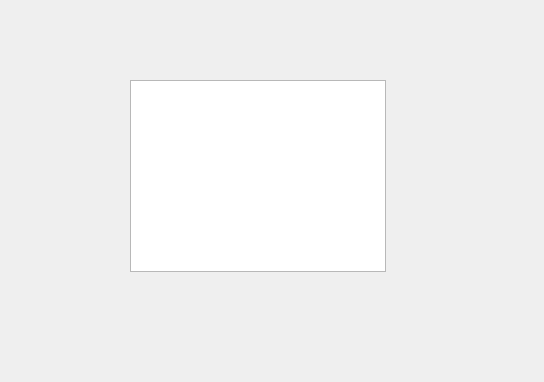
This is phone_book/show_all_fav.ui in amirsoleimani7/Qt_PhoneBook as Qt 5 draws it before an edit. The edited form follows.
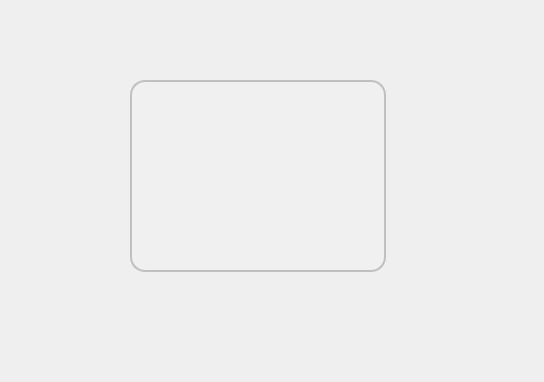
This is the edited form.

```diff
--- a/phone_book/show_all_fav.ui
+++ b/phone_book/show_all_fav.ui
@@ -22,6 +22,26 @@
      <height>192</height>
     </rect>
    </property>
+   <property name="styleSheet">
+    <string notr="true">QTextBrowser {
+    background-color: #F0F0F0; /* Background color */
+    border: 2px solid #C0C0C0; /* Border color */
+    border-radius: 15px; /* Curved corners */
+    color: #404040; /* Text color */
+    padding: 10px; /* Padding for content */
+    box-shadow: 2px 2px 5px rgba(0, 0, 0, 0.5); /* Shadow effect */
+    font-weight: bold; /* Set font to bold */
+}
+
+QTextBrowser::hover {
+    border: 2px solid #A0A0A0; /* Darker border on hover */
+}
+
+QTextBrowser::focus {
+    border: 2px solid #606060; /* Even darker border when focused */
+}
+</string>
+   </property>
   </widget>
  </widget>
  <resources/>
```
